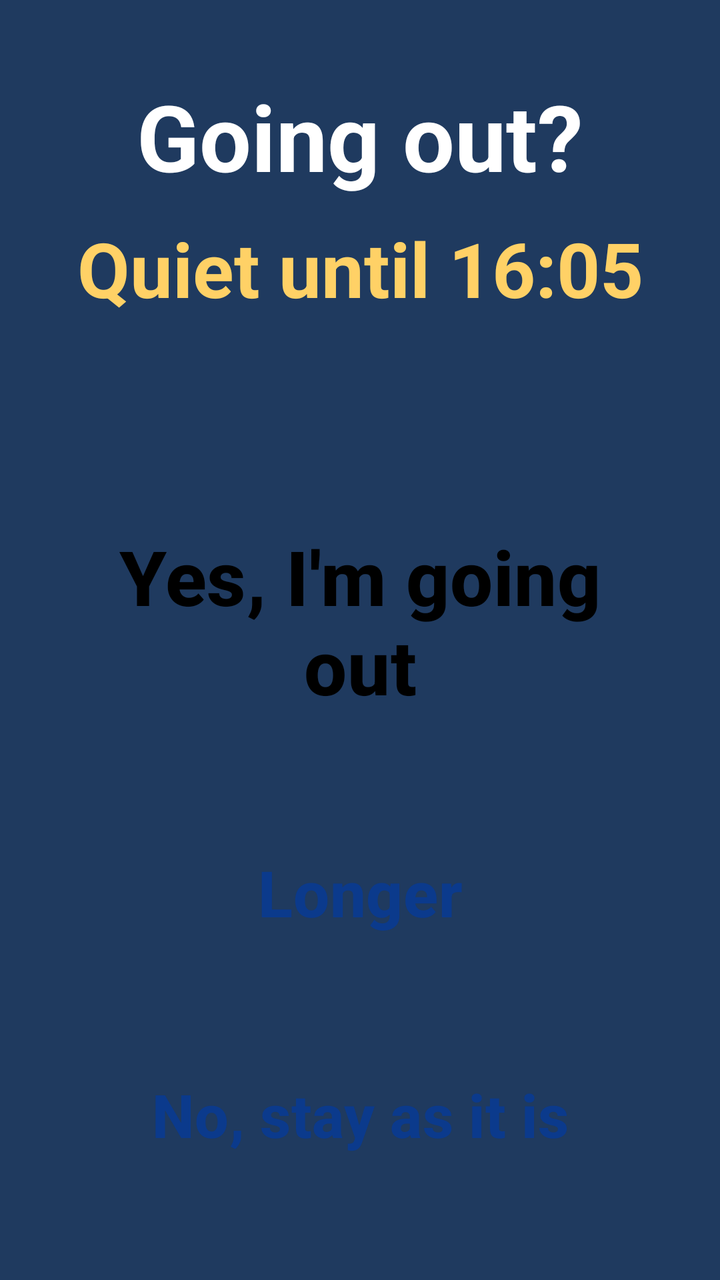
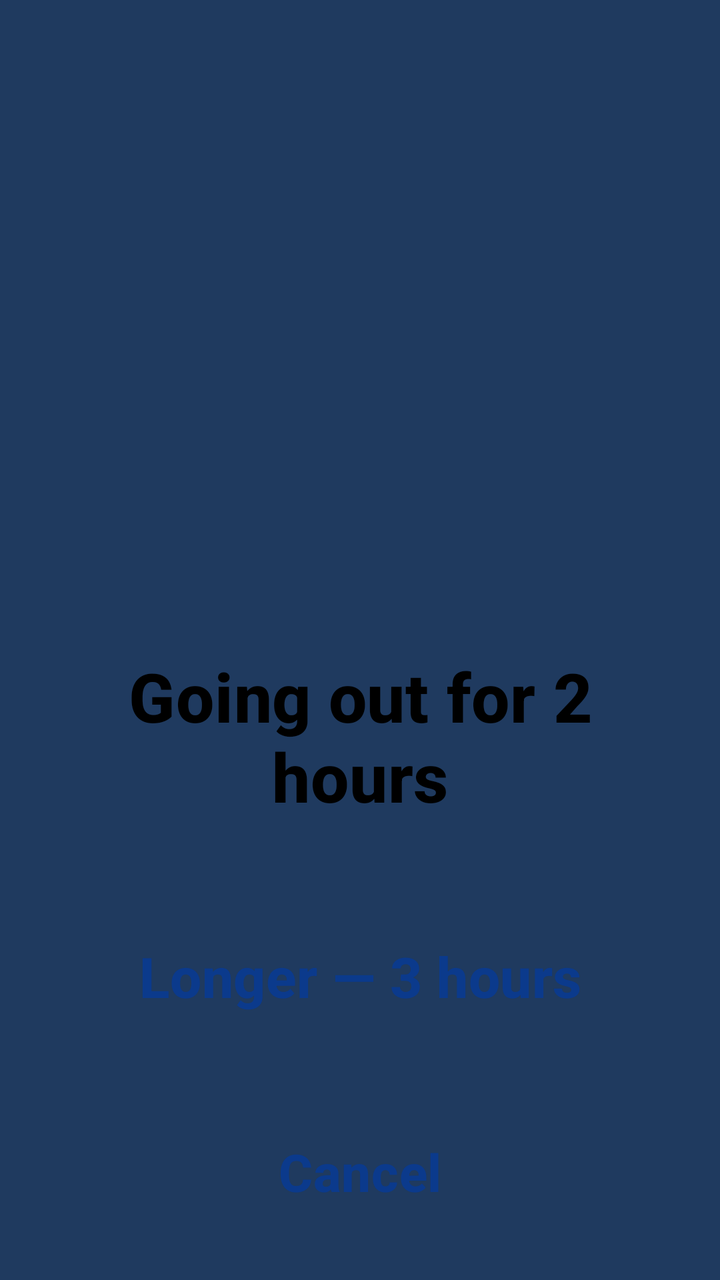

Screens rendered from an Android XML layout before and after an edit, with the pre-edit source and the edit as a unified diff.
<!-- AndroidManifest.xml: activity theme Theme.PillGuard.Out -->
<!-- res/layout/activity_going_out.xml -->
<?xml version="1.0" encoding="utf-8"?>
<ScrollView xmlns:android="http://schemas.android.com/apk/res/android"
    android:id="@+id/outRoot"
    android:layout_width="match_parent"
    android:layout_height="match_parent"
    android:background="@color/out_bg"
    android:fillViewport="true">

    <LinearLayout
        android:layout_width="match_parent"
        android:layout_height="wrap_content"
        android:orientation="vertical"
        android:gravity="center"
        android:padding="20dp">

        <TextView
            android:id="@+id/outTitle"
            android:layout_width="match_parent"
            android:layout_height="wrap_content"
            android:text="Going out?"
            android:textColor="@color/white"
            android:textSize="46sp"
            android:textStyle="bold"
            android:gravity="center" />

        <TextView
            android:id="@+id/outUntil"
            android:layout_width="match_parent"
            android:layout_height="wrap_content"
            android:layout_marginTop="10dp"
            android:text="Quiet until 16:05"
            android:textColor="#FFD166"
            android:textSize="38sp"
            android:textStyle="bold"
            android:gravity="center" />

        <TextView
            android:id="@+id/outDetail"
            android:layout_width="match_parent"
            android:layout_height="wrap_content"
            android:layout_marginTop="18dp"
            android:text=""
            android:textColor="@color/white"
            android:textSize="26sp"
            android:lineSpacingMultiplier="1.15"
            android:gravity="center" />

        <Button
            android:id="@+id/btnOutYes"
            style="@style/AlarmButtonPrimary"
            android:layout_width="match_parent"
            android:layout_height="wrap_content"
            android:layout_marginTop="28dp"
            android:minHeight="140dp"
            android:textSize="38sp"
            android:text="Yes, I'm going out" />

        
        <Button
            android:id="@+id/btnOutLonger"
            style="@style/AlarmButtonAlt"
            android:layout_width="match_parent"
            android:layout_height="wrap_content"
            android:minHeight="100dp"
            android:textSize="32sp"
            android:text="Longer" />

        <Button
            android:id="@+id/btnOutNo"
            style="@style/AlarmButtonAlt"
            android:layout_width="match_parent"
            android:layout_height="wrap_content"
            android:minHeight="90dp"
            android:textSize="30sp"
            android:text="No, stay as it is" />
    </LinearLayout>
</ScrollView>
<!-- resources referenced by this layout -->
<resources>
  <color name="out_bg">#1F3A5F</color>
  <color name="white">#FFFFFF</color>
  <style name="AlarmButtonAlt" parent="Widget.Material3.Button">
          <item name="backgroundTint">@color/btn_alt_bg</item>
          <item name="android:textColor">@color/btn_alt_text_pill</item>
          <item name="rippleColor">#33000000</item>
          <item name="android:textAllCaps">false</item>
          <item name="android:textStyle">bold</item>
          <item name="cornerRadius">20dp</item>
          <item name="android:layout_marginTop">16dp</item>
      </style>
  <style name="AlarmButtonPrimary" parent="Widget.Material3.Button">
          <item name="backgroundTint">@color/btn_primary_bg</item>
          <item name="android:textColor">@color/btn_primary_text</item>
          <item name="rippleColor">#33000000</item>
          <item name="android:textAllCaps">false</item>
          <item name="android:textStyle">bold</item>
          <item name="cornerRadius">20dp</item>
          <item name="android:layout_marginTop">24dp</item>
      </style>
  <style name="Theme.PillGuard.Out" parent="Theme.Material3.Dark.NoActionBar">
          <item name="colorPrimary">@color/brand</item>
          <item name="android:windowBackground">@color/out_bg</item>
          <item name="android:statusBarColor">@color/out_bg</item>
          <item name="android:navigationBarColor">@color/out_bg</item>
      </style>
  <color name="btn_alt_bg">#FFFFFF</color>
  <color name="btn_alt_text_pill">#0B3A8C</color>
  <color name="btn_primary_bg">#FFD166</color>
  <color name="btn_primary_text">#000000</color>
  <color name="brand">#1E5AA8</color>
</resources>

<!-- the commit's change to res/layout/activity_going_out.xml (unified diff, before → after) -->
@@ -1,77 +1,79 @@
 <?xml version="1.0" encoding="utf-8"?>
-<ScrollView xmlns:android="http://schemas.android.com/apk/res/android"
+<LinearLayout xmlns:android="http://schemas.android.com/apk/res/android"
     android:id="@+id/outRoot"
     android:layout_width="match_parent"
     android:layout_height="match_parent"
     android:background="@color/out_bg"
-    android:fillViewport="true">
+    android:orientation="vertical"
+    android:gravity="center"
+    android:paddingLeft="20dp"
+    android:paddingRight="20dp"
+    android:paddingTop="16dp"
+    android:paddingBottom="16dp">
 
-    <LinearLayout
+    
+    <TextView
+        android:id="@+id/outTitle"
         android:layout_width="match_parent"
         android:layout_height="wrap_content"
-        android:orientation="vertical"
+        android:text="You are out"
+        android:textColor="@color/white"
+        android:textSize="42sp"
+        android:textStyle="bold"
         android:gravity="center"
-        android:padding="20dp">
+        android:visibility="gone" />
 
-        <TextView
-            android:id="@+id/outTitle"
-            android:layout_width="match_parent"
-            android:layout_height="wrap_content"
-            android:text="Going out?"
-            android:textColor="@color/white"
-            android:textSize="46sp"
-            android:textStyle="bold"
-            android:gravity="center" />
+    <TextView
+        android:id="@+id/outUntil"
+        android:layout_width="match_parent"
+        android:layout_height="wrap_content"
+        android:layout_marginTop="6dp"
+        android:text="Alarms back at 16:05"
+        android:textColor="#FFD166"
+        android:textSize="32sp"
+        android:textStyle="bold"
+        android:gravity="center"
+        android:visibility="gone" />
 
-        <TextView
-            android:id="@+id/outUntil"
-            android:layout_width="match_parent"
-            android:layout_height="wrap_content"
-            android:layout_marginTop="10dp"
-            android:text="Quiet until 16:05"
-            android:textColor="#FFD166"
-            android:textSize="38sp"
-            android:textStyle="bold"
-            android:gravity="center" />
+    <TextView
+        android:id="@+id/outDetail"
+        android:layout_width="match_parent"
+        android:layout_height="0dp"
+        android:layout_weight="1"
+        android:ellipsize="end"
+        android:layout_marginBottom="6dp"
+        android:text=""
+        android:textColor="@color/white"
+        android:textSize="24sp"
+        android:lineSpacingMultiplier="1.1"
+        android:gravity="center" />
 
-        <TextView
-            android:id="@+id/outDetail"
-            android:layout_width="match_parent"
-            android:layout_height="wrap_content"
-            android:layout_marginTop="18dp"
-            android:text=""
-            android:textColor="@color/white"
-            android:textSize="26sp"
-            android:lineSpacingMultiplier="1.15"
-            android:gravity="center" />
+    <Button
+        android:id="@+id/btnOutYes"
+        style="@style/AlarmButtonPrimary"
+        android:layout_width="match_parent"
+        android:layout_height="wrap_content"
+        android:layout_marginTop="18dp"
+        android:minHeight="120dp"
+        android:textSize="34sp"
+        android:text="Going out for 2 hours" />
 
-        <Button
-            android:id="@+id/btnOutYes"
-            style="@style/AlarmButtonPrimary"
-            android:layout_width="match_parent"
-            android:layout_height="wrap_content"
-            android:layout_marginTop="28dp"
-            android:minHeight="140dp"
-            android:textSize="38sp"
-            android:text="Yes, I'm going out" />
+    
+    <Button
+        android:id="@+id/btnOutLonger"
+        style="@style/AlarmButtonAlt"
+        android:layout_width="match_parent"
+        android:layout_height="wrap_content"
+        android:minHeight="88dp"
+        android:textSize="28sp"
+        android:text="Longer — 3 hours" />
 
-        
-        <Button
-            android:id="@+id/btnOutLonger"
-            style="@style/AlarmButtonAlt"
-            android:layout_width="match_parent"
-            android:layout_height="wrap_content"
-            android:minHeight="100dp"
-            android:textSize="32sp"
-            android:text="Longer" />
-
-        <Button
-            android:id="@+id/btnOutNo"
-            style="@style/AlarmButtonAlt"
-            android:layout_width="match_parent"
-            android:layout_height="wrap_content"
-            android:minHeight="90dp"
-            android:textSize="30sp"
-            android:text="No, stay as it is" />
-    </LinearLayout>
-</ScrollView>
+    <Button
+        android:id="@+id/btnOutNo"
+        style="@style/AlarmButtonAlt"
+        android:layout_width="match_parent"
+        android:layout_height="wrap_content"
+        android:minHeight="76dp"
+        android:textSize="26sp"
+        android:text="Cancel" />
+</LinearLayout>
